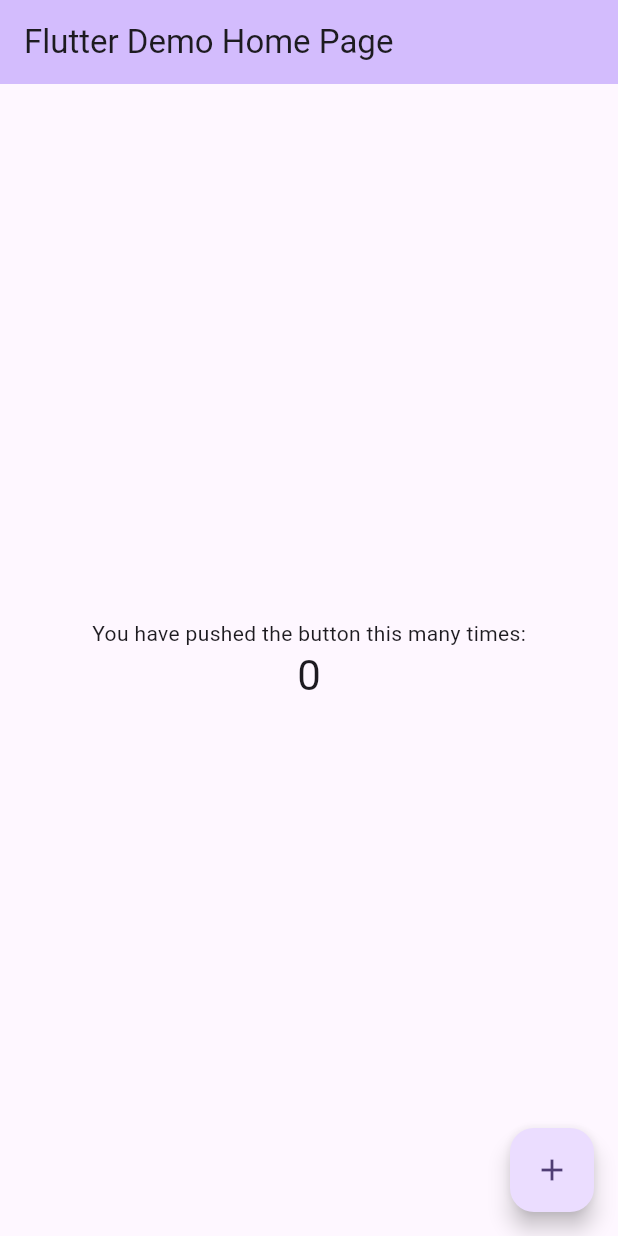
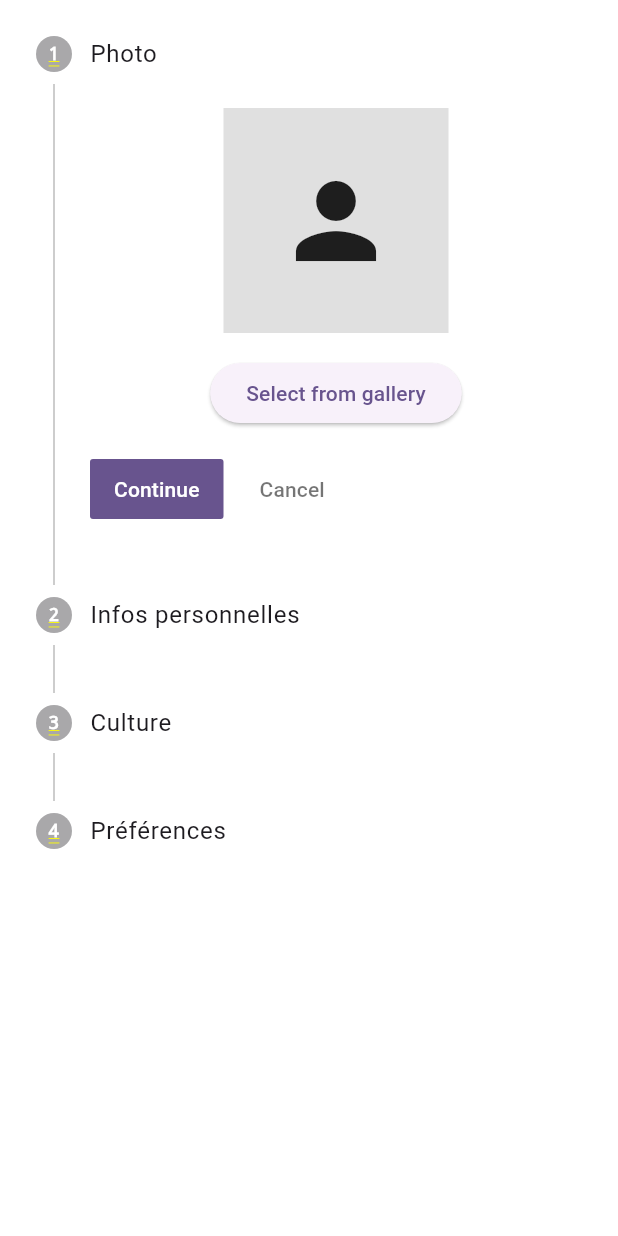
Before and after one commit to henribesnard/eon_app, a Flutter app: the screen it shows after launch, on a phone screen of 412 x 824 dp. Run offline on Flutter 3.47's test engine with Material 3 defaults, Android fonts, the phone set to English and light mode, and no system bars.

Commit message:
Add profile setup steps and mock service

```diff
--- a/lib/main.dart
+++ b/lib/main.dart
@@ -1,4 +1,5 @@
 import 'package:flutter/material.dart';
+import 'profile_flow.dart';
 
 void main() {
   runApp(const MyApp());
@@ -7,116 +8,14 @@ void main() {
 class MyApp extends StatelessWidget {
   const MyApp({super.key});
 
-  // This widget is the root of your application.
   @override
   Widget build(BuildContext context) {
     return MaterialApp(
-      title: 'Flutter Demo',
+      title: 'Profile Setup',
       theme: ThemeData(
-        // This is the theme of your application.
-        //
-        // TRY THIS: Try running your application with "flutter run". You'll see
-        // the application has a purple toolbar. Then, without quitting the app,
-        // try changing the seedColor in the colorScheme below to Colors.green
-        // and then invoke "hot reload" (save your changes or press the "hot
-        // reload" button in a Flutter-supported IDE, or press "r" if you used
-        // the command line to start the app).
-        //
-        // Notice that the counter didn't reset back to zero; the application
-        // state is not lost during the reload. To reset the state, use hot
-        // restart instead.
-        //
-        // This works for code too, not just values: Most code changes can be
-        // tested with just a hot reload.
         colorScheme: ColorScheme.fromSeed(seedColor: Colors.deepPurple),
       ),
-      home: const MyHomePage(title: 'Flutter Demo Home Page'),
+      home: const ProfileFlowPage(),
     );
   }
 }
-
-class MyHomePage extends StatefulWidget {
-  const MyHomePage({super.key, required this.title});
-
-  // This widget is the home page of your application. It is stateful, meaning
-  // that it has a State object (defined below) that contains fields that affect
-  // how it looks.
-
-  // This class is the configuration for the state. It holds the values (in this
-  // case the title) provided by the parent (in this case the App widget) and
-  // used by the build method of the State. Fields in a Widget subclass are
-  // always marked "final".
-
-  final String title;
-
-  @override
-  State<MyHomePage> createState() => _MyHomePageState();
-}
-
-class _MyHomePageState extends State<MyHomePage> {
-  int _counter = 0;
-
-  void _incrementCounter() {
-    setState(() {
-      // This call to setState tells the Flutter framework that something has
-      // changed in this State, which causes it to rerun the build method below
-      // so that the display can reflect the updated values. If we changed
-      // _counter without calling setState(), then the build method would not be
-      // called again, and so nothing would appear to happen.
-      _counter++;
-    });
-  }
-
-  @override
-  Widget build(BuildContext context) {
-    // This method is rerun every time setState is called, for instance as done
-    // by the _incrementCounter method above.
-    //
-    // The Flutter framework has been optimized to make rerunning build methods
-    // fast, so that you can just rebuild anything that needs updating rather
-    // than having to individually change instances of widgets.
-    return Scaffold(
-      appBar: AppBar(
-        // TRY THIS: Try changing the color here to a specific color (to
-        // Colors.amber, perhaps?) and trigger a hot reload to see the AppBar
-        // change color while the other colors stay the same.
-        backgroundColor: Theme.of(context).colorScheme.inversePrimary,
-        // Here we take the value from the MyHomePage object that was created by
-        // the App.build method, and use it to set our appbar title.
-        title: Text(widget.title),
-      ),
-      body: Center(
-        // Center is a layout widget. It takes a single child and positions it
-        // in the middle of the parent.
-        child: Column(
-          // Column is also a layout widget. It takes a list of children and
-          // arranges them vertically. By default, it sizes itself to fit its
-          // children horizontally, and tries to be as tall as its parent.
-          //
-          // Column has various properties to control how it sizes itself and
-          // how it positions its children. Here we use mainAxisAlignment to
-          // center the children vertically; the main axis here is the vertical
-          // axis because Columns are vertical (the cross axis would be
-          // horizontal).
-          //
-          // TRY THIS: Invoke "debug painting" (choose the "Toggle Debug Paint"
-          // action in the IDE, or press "p" in the console), to see the
-          // wireframe for each widget.
-          mainAxisAlignment: MainAxisAlignment.center,
-          children: <Widget>[
-            const Text('You have pushed the button this many times:'),
-            Text(
-              '$_counter',
-              style: Theme.of(context).textTheme.headlineMedium,
-            ),
-          ],
-        ),
-      ),
-      floatingActionButton: FloatingActionButton(
-        onPressed: _incrementCounter,
-        tooltip: 'Increment',
-        child: const Icon(Icons.add),
-      ), // This trailing comma makes auto-formatting nicer for build methods.
-    );
-  }
-}
--- /dev/null
+++ b/lib/profile_flow.dart
@@ -0,0 +1,72 @@
+import 'package:flutter/material.dart';
+import 'steps/photo_step.dart';
+import 'steps/personal_info_step.dart';
+import 'steps/culture_info_step.dart';
+import 'steps/preference_step.dart';
+
+class ProfileFlowPage extends StatefulWidget {
+  const ProfileFlowPage({super.key});
+
+  @override
+  State<ProfileFlowPage> createState() => _ProfileFlowPageState();
+}
+
+class _ProfileFlowPageState extends State<ProfileFlowPage> {
+  int _currentStep = 0;
+  final _photoKey = GlobalKey<PhotoStepState>();
+  final _personalKey = GlobalKey<PersonalInfoStepState>();
+  final _cultureKey = GlobalKey<CultureInfoStepState>();
+  final _preferenceKey = GlobalKey<PreferenceStepState>();
+
+  void _continue() {
+    bool success = false;
+    switch (_currentStep) {
+      case 0:
+        success = _photoKey.currentState?.save() ?? false;
+        break;
+      case 1:
+        success = _personalKey.currentState?.save() ?? false;
+        break;
+      case 2:
+        success = _cultureKey.currentState?.save() ?? false;
+        break;
+      case 3:
+        success = _preferenceKey.currentState?.save() ?? false;
+        break;
+    }
+    if (success && _currentStep < 3) {
+      setState(() {
+        _currentStep += 1;
+      });
+    }
+  }
+
+  void _cancel() {
+    if (_currentStep > 0) {
+      setState(() {
+        _currentStep -= 1;
+      });
+    }
+  }
+
+  @override
+  Widget build(BuildContext context) {
+    return Stepper(
+      currentStep: _currentStep,
+      onStepContinue: _continue,
+      onStepCancel: _cancel,
+      steps: [
+        Step(title: const Text('Photo'), content: PhotoStep(key: _photoKey)),
+        Step(
+            title: const Text('Infos personnelles'),
+            content: PersonalInfoStep(key: _personalKey)),
+        Step(
+            title: const Text('Culture'),
+            content: CultureInfoStep(key: _cultureKey)),
+        Step(
+            title: const Text('Préférences'),
+            content: PreferenceStep(key: _preferenceKey)),
+      ],
+    );
+  }
+}
--- /dev/null
+++ b/lib/profile_mock_service.dart
@@ -0,0 +1,71 @@
+import 'package:flutter/material.dart';
+
+class PersonalInfo {
+  final String bio;
+  final String profession;
+  final String education;
+  final String city;
+  final String region;
+
+  PersonalInfo({
+    required this.bio,
+    required this.profession,
+    required this.education,
+    required this.city,
+    required this.region,
+  });
+}
+
+class CultureInfo {
+  final String foko;
+  final String languages;
+  final String religion;
+  final String interests;
+
+  CultureInfo({
+    required this.foko,
+    required this.languages,
+    required this.religion,
+    required this.interests,
+  });
+}
+
+class PreferenceInfo {
+  final int minAge;
+  final int maxAge;
+  final double maxDistance;
+  final String languageFilter;
+
+  PreferenceInfo({
+    required this.minAge,
+    required this.maxAge,
+    required this.maxDistance,
+    required this.languageFilter,
+  });
+}
+
+class ProfileMockService {
+  ProfileMockService._internal();
+  static final ProfileMockService instance = ProfileMockService._internal();
+
+  String? photoPath;
+  PersonalInfo? personalInfo;
+  CultureInfo? cultureInfo;
+  PreferenceInfo? preferenceInfo;
+
+  void savePhoto(String path) {
+    photoPath = path;
+  }
+
+  void savePersonalInfo(PersonalInfo info) {
+    personalInfo = info;
+  }
+
+  void saveCultureInfo(CultureInfo info) {
+    cultureInfo = info;
+  }
+
+  void savePreferenceInfo(PreferenceInfo info) {
+    preferenceInfo = info;
+  }
+}
--- /dev/null
+++ b/lib/steps/photo_step.dart
@@ -0,0 +1,46 @@
+import 'package:flutter/material.dart';
+import '../profile_mock_service.dart';
+
+class PhotoStep extends StatefulWidget {
+  const PhotoStep({super.key});
+
+  @override
+  PhotoStepState createState() => PhotoStepState();
+}
+
+class PhotoStepState extends State<PhotoStep> {
+  bool _selected = false;
+
+  @override
+  Widget build(BuildContext context) {
+    return Column(
+      children: [
+        Container(
+          width: 150,
+          height: 150,
+          color: Colors.grey.shade300,
+          child: _selected
+              ? const Icon(Icons.check, size: 80)
+              : const Icon(Icons.person, size: 80),
+        ),
+        const SizedBox(height: 16),
+        ElevatedButton(
+          onPressed: () {
+            setState(() {
+              _selected = true;
+            });
+          },
+          child: const Text('Select from gallery'),
+        ),
+      ],
+    );
+  }
+
+  bool save() {
+    if (_selected) {
+      ProfileMockService.instance.savePhoto('placeholder');
+      return true;
+    }
+    return false;
+  }
+}
```
Also changed, not shown: lib/steps/culture_info_step.dart (added, +59 -0 lines), lib/steps/personal_info_step.dart (added, +65 -0 lines), lib/steps/preference_step.dart (added, +71 -0 lines), 1 other file.
